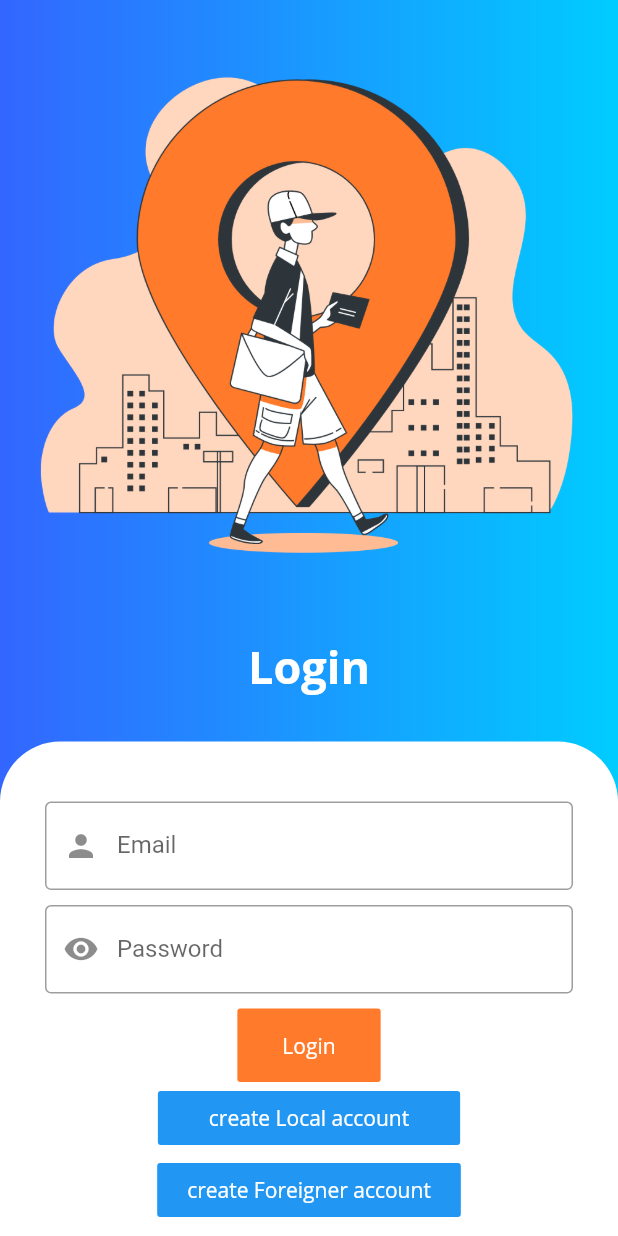
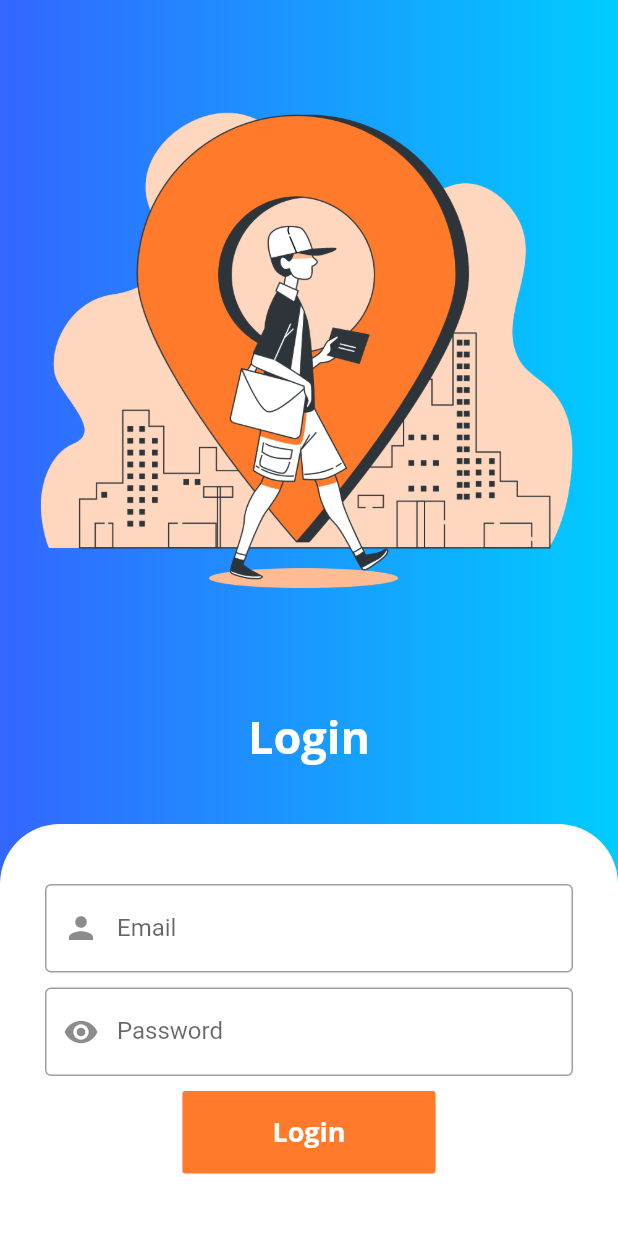
Before and after one commit to dasunx/ticket-booking-mobile, a Flutter app: the screen it shows after launch, after a tap on "Sign In", on a phone screen of 412 x 824 dp. Run offline on Flutter 3.47's test engine with Material 2 defaults, Android fonts, the phone set to English and light mode, and no system bars; our stand-ins replace qr_flutter, shared_preferences; missing offline and left inert: dart:ffi, payhere_flutter; accounts and stored records are empty.

Commit message:
height change

```diff
--- a/lib/screens/auth/login_screen.dart
+++ b/lib/screens/auth/login_screen.dart
@@ -136,7 +136,7 @@ class _LoginScreenState extends State<LoginScreen> {
                       alignment: Alignment.center,
                       height: keyboardH > 0
                           ? 0
-                          : (MediaQuery.of(context).size.height / 5) * 3,
+                          : (MediaQuery.of(context).size.height / 4.5) * 3,
                       duration: Duration(milliseconds: 600),
                       curve: Curves.fastOutSlowIn,
                       child: Container(
@@ -252,11 +252,14 @@ class _LoginScreenState extends State<LoginScreen> {
                               ),
                               FlatButton(
                                 padding: EdgeInsets.symmetric(
-                                    horizontal: 30, vertical: 15),
+                                    horizontal: 60, vertical: 15),
                                 color: Color(0XFFFF7A2A),
                                 child: Text(
                                   "Login",
-                                  style: TextStyle(color: Colors.white),
+                                  style: TextStyle(
+                                      color: Colors.white,
+                                      fontWeight: FontWeight.bold,
+                                      fontSize: 18),
                                 ),
                                 onPressed: () async {
                                   if (email == null) {
@@ -278,42 +281,42 @@ class _LoginScreenState extends State<LoginScreen> {
                                   }
                                 },
                               ),
-                              FlatButton(
-                                padding: EdgeInsets.symmetric(
-                                    horizontal: 34, vertical: 8),
-                                color: Colors.blue,
-                                child: Text(
-                                  "create Local account",
-                                  style: TextStyle(color: Colors.white),
-                                ),
-                                onPressed: () {
-                                  Navigator.pop(context);
-                                  Navigator.push(
-                                      context,
-                                      MaterialPageRoute(
-                                          builder: (context) => RegisterScreen(
-                                                type: 'Local',
-                                              )));
-                                },
-                              ),
-                              FlatButton(
-                                padding: EdgeInsets.symmetric(
-                                    horizontal: 20, vertical: 8),
-                                color: Colors.blue,
-                                child: Text(
-                                  "create Foreigner account",
-                                  style: TextStyle(color: Colors.white),
-                                ),
-                                onPressed: () {
-                                  Navigator.pop(context);
-                                  Navigator.push(
-                                      context,
-                                      MaterialPageRoute(
-                                          builder: (context) => RegisterScreen(
-                                                type: 'Foreigner',
-                                              )));
-                                },
-                              )
+                              // FlatButton(
+                              //   padding: EdgeInsets.symmetric(
+                              //       horizontal: 34, vertical: 8),
+                              //   color: Colors.blue,
+                              //   child: Text(
+                              //     "create Local account",
+                              //     style: TextStyle(color: Colors.white),
+                              //   ),
+                              //   onPressed: () {
+                              //     Navigator.pop(context);
+                              //     Navigator.push(
+                              //         context,
+                              //         MaterialPageRoute(
+                              //             builder: (context) => RegisterScreen(
+                              //                   type: 'Local',
+                              //                 )));
+                              //   },
+                              // ),
+                              // FlatButton(
+                              //   padding: EdgeInsets.symmetric(
+                              //       horizontal: 20, vertical: 8),
+                              //   color: Colors.blue,
+                              //   child: Text(
+                              //     "create Foreigner account",
+                              //     style: TextStyle(color: Colors.white),
+                              //   ),
+                              //   onPressed: () {
+                              //     Navigator.pop(context);
+                              //     Navigator.push(
+                              //         context,
+                              //         MaterialPageRoute(
+                              //             builder: (context) => RegisterScreen(
+                              //                   type: 'Foreigner',
+                              //                 )));
+                              //   },
+                              // )
                             ],
                           ),
                         ),
--- a/lib/screens/fines/fine_history.dart
+++ b/lib/screens/fines/fine_history.dart
@@ -67,7 +67,7 @@ class _FineHistoryState extends State<FineHistory> {
                       itemCount: currentItems.length,
                       itemBuilder: (context, index) {
                         return Container(
-                          height: 265,
+                          height: 285,
                           child: Card(
                             color: themeChange.darkTheme
                                 ? Color(0XFF1E453E)
@@ -229,7 +229,7 @@ class _FineHistoryState extends State<FineHistory> {
                       itemCount: paidItems.length,
                       itemBuilder: (context, index) {
                         return Container(
-                          height: 250,
+                          height: 260,
                           child: Card(
                             color: themeChange.darkTheme
                                 ? Color(0XFF1E453E)
@@ -302,7 +302,7 @@ class _FineHistoryState extends State<FineHistory> {
                                     ],
                                   ),
                                   SizedBox(
-                                    height: 5,
+                                    height: 10,
                                   ),
                                   Row(
                                     children: [
--- a/lib/screens/travel/travel_history.dart
+++ b/lib/screens/travel/travel_history.dart
@@ -117,7 +117,7 @@ class _TravelHistoryState extends State<TravelHistory> {
                                 ),
                               ),
                               SizedBox(
-                                height: 10,
+                                height: 5,
                               ),
                               Text(
                                 'LKR ${phItems[index].cost.toString()}',
@@ -135,7 +135,7 @@ class _TravelHistoryState extends State<TravelHistory> {
                                 lineThickness: 1,
                               ),
                               Padding(
-                                padding: const EdgeInsets.only(top: 15.0),
+                                padding: const EdgeInsets.only(top: 10.0),
                                 child: Row(
                                   children: [
                                     Text(
```
Also changed, not shown: pubspec.lock.
